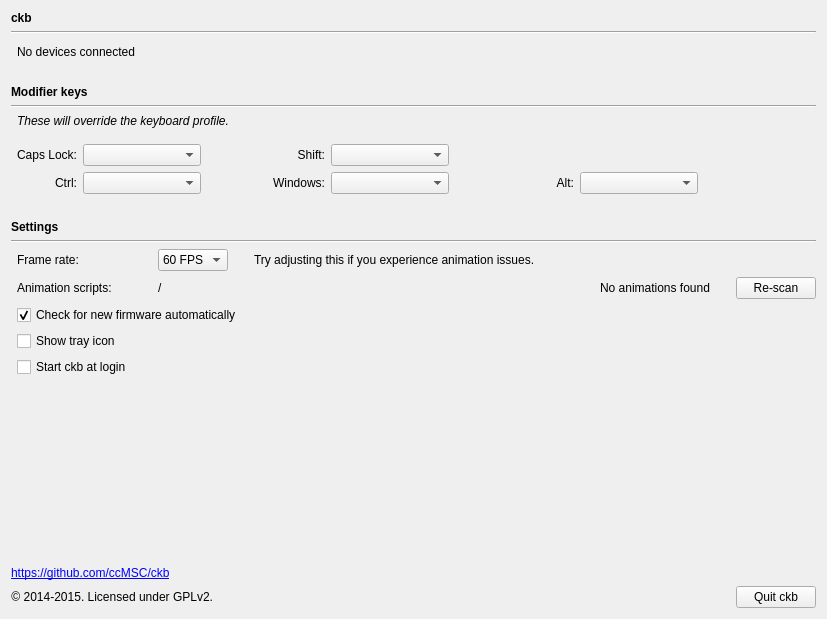
ckb-next/ckb-next, file src/ckb/settingswidget.ui: the form before one commit.
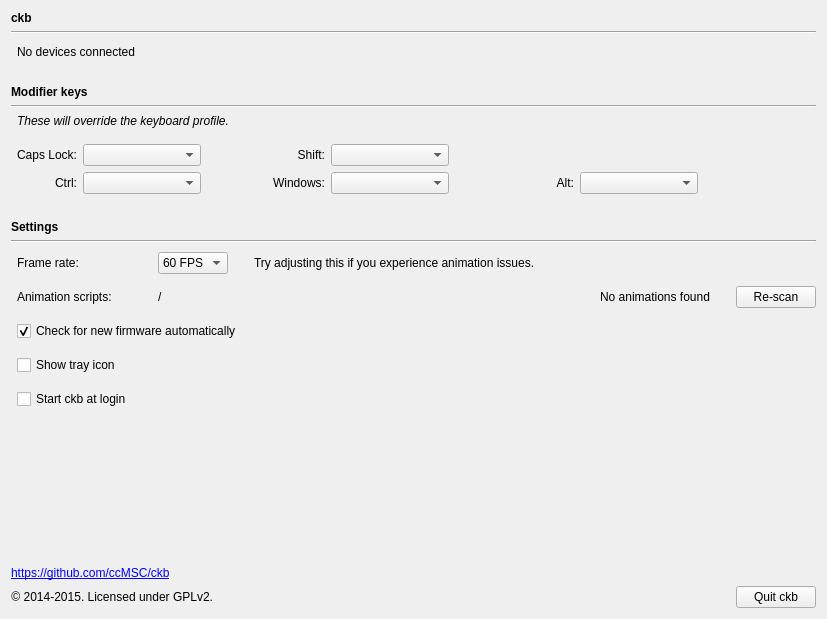
The form after the commit.

Commit message: (ckb OSX) Fix crash with tray icon The icon sometimes disappears when reopening the app. Better than having it sometimes crash the app. (ckb) Minor UI changes

The edit to the form file:
```diff
--- a/src/ckb/settingswidget.ui
+++ b/src/ckb/settingswidget.ui
@@ -437,6 +437,12 @@
      </item>
      <item row="0" column="0">
       <widget class="QLabel" name="label_4">
+       <property name="minimumSize">
+        <size>
+         <width>0</width>
+         <height>28</height>
+        </size>
+       </property>
        <property name="text">
         <string>Frame rate:</string>
        </property>
@@ -444,6 +450,12 @@
      </item>
      <item row="1" column="0">
       <widget class="QLabel" name="label_7">
+       <property name="minimumSize">
+        <size>
+         <width>0</width>
+         <height>28</height>
+        </size>
+       </property>
        <property name="text">
         <string>Animation scripts:</string>
        </property>
@@ -545,6 +557,54 @@
      </property>
     </widget>
    </item>
+   <item row="15" column="0">
+    <spacer name="verticalSpacer_6">
+     <property name="orientation">
+      <enum>Qt::Vertical</enum>
+     </property>
+     <property name="sizeType">
+      <enum>QSizePolicy::Fixed</enum>
+     </property>
+     <property name="sizeHint" stdset="0">
+      <size>
+       <width>0</width>
+       <height>28</height>
+      </size>
+     </property>
+    </spacer>
+   </item>
+   <item row="16" column="0">
+    <spacer name="verticalSpacer_7">
+     <property name="orientation">
+      <enum>Qt::Vertical</enum>
+     </property>
+     <property name="sizeType">
+      <enum>QSizePolicy::Fixed</enum>
+     </property>
+     <property name="sizeHint" stdset="0">
+      <size>
+       <width>0</width>
+       <height>28</height>
+      </size>
+     </property>
+    </spacer>
+   </item>
+   <item row="17" column="0">
+    <spacer name="verticalSpacer_8">
+     <property name="orientation">
+      <enum>Qt::Vertical</enum>
+     </property>
+     <property name="sizeType">
+      <enum>QSizePolicy::Fixed</enum>
+     </property>
+     <property name="sizeHint" stdset="0">
+      <size>
+       <width>0</width>
+       <height>28</height>
+      </size>
+     </property>
+    </spacer>
+   </item>
   </layout>
  </widget>
  <resources/>
```
The commit also changes 3 other files.
